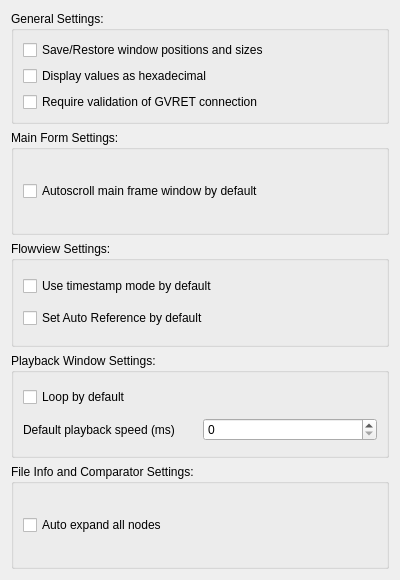
The window that mainsettingsdialog.ui (collin80/SavvyCAN) describes before a commit, drawn with Qt 5.
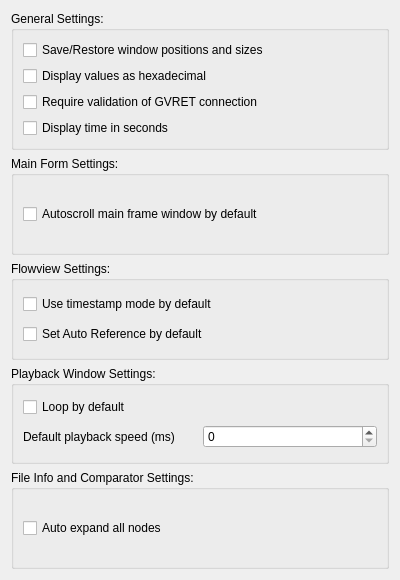
The same window after the commit.

Commit message: Added "time as seconds" mode. It does what it says. This tends to be easier to view. Also added ID based filtering to the main form. This does work and will filter out any IDs you uncheck. Next up, loading and saving the filter list and saving the filtered frames to file.

```diff
--- a/mainsettingsdialog.ui
+++ b/mainsettingsdialog.ui
@@ -41,6 +41,13 @@
         </property>
        </widget>
       </item>
+      <item>
+       <widget class="QCheckBox" name="cbTimeSeconds">
+        <property name="text">
+         <string>Display time in seconds</string>
+        </property>
+       </widget>
+      </item>
      </layout>
     </widget>
    </item>
```
The commit also changes 6 other files.
